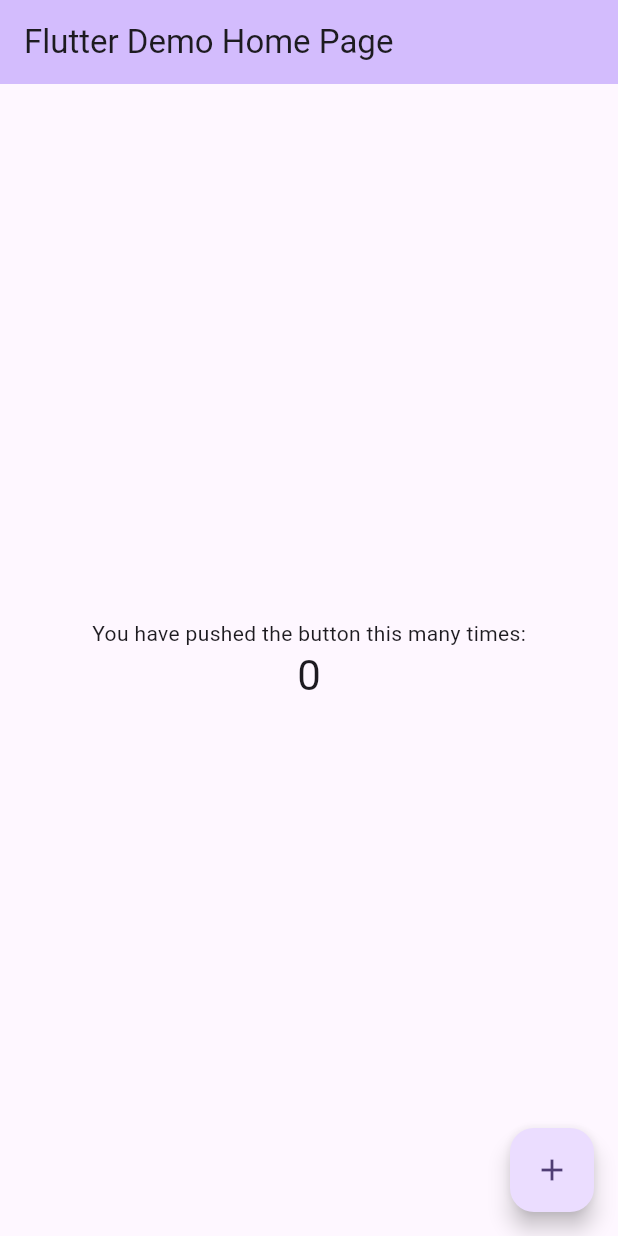
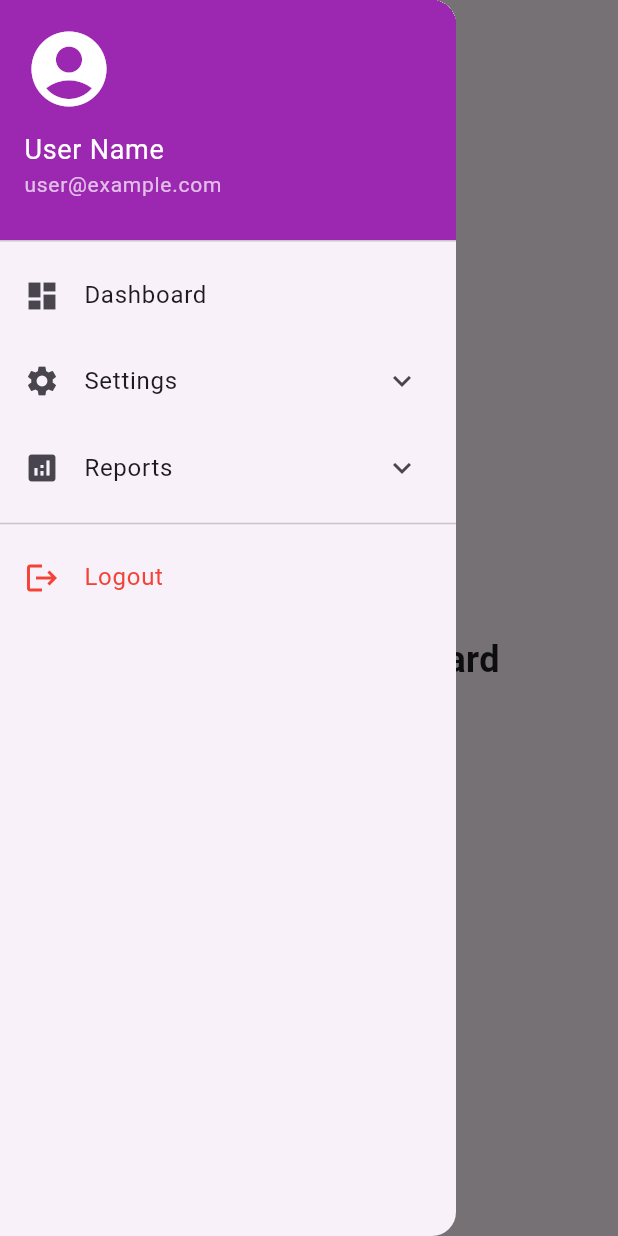
Before and after one commit to kvnochieng52/warehouse-app, a Flutter app: the screen it shows after launch, with the side drawer open (before the commit the screen has no drawer), on a phone screen of 412 x 824 dp. Run offline on Flutter 3.47's test engine with Material 3 defaults, Android fonts, the phone set to English and light mode, and no system bars.

Commit message:
bsaic structure complete

```diff
--- /dev/null
+++ b/lib/dashboard/dashboard_page.dart
@@ -0,0 +1,117 @@
+import 'package:flutter/material.dart';
+
+class DashboardPage extends StatefulWidget {
+  @override
+  _DashboardPageState createState() => _DashboardPageState();
+}
+
+class _DashboardPageState extends State<DashboardPage> {
+  String _selectedPage = "Dashboard";
+
+  @override
+  Widget build(BuildContext context) {
+    return Scaffold(
+      appBar: AppBar(
+        title: Text(_selectedPage),
+      ),
+      drawer: Drawer(
+        child: ListView(
+          padding: EdgeInsets.zero,
+          children: [
+            DrawerHeader(
+              decoration: BoxDecoration(color: Colors.purple),
+              child: Column(
+                crossAxisAlignment: CrossAxisAlignment.start,
+                children: [
+                  Icon(Icons.account_circle, size: 60, color: Colors.white),
+                  SizedBox(height: 10),
+                  Text('User Name',
+                      style: TextStyle(color: Colors.white, fontSize: 18)),
+                  Text('user@example.com',
+                      style: TextStyle(color: Colors.white70, fontSize: 14)),
+                ],
+              ),
+            ),
+            ListTile(
+              leading: Icon(Icons.dashboard),
+              title: Text('Dashboard'),
+              onTap: () {
+                setState(() {
+                  _selectedPage = "Dashboard";
+                });
+                Navigator.pop(context);
+              },
+            ),
+            ExpansionTile(
+              leading: Icon(Icons.settings),
+              title: Text("Settings"),
+              children: [
+                ListTile(
+                  leading: Icon(Icons.security),
+                  title: Text("Security"),
+                  onTap: () {
+                    setState(() {
+                      _selectedPage = "Security Settings";
+                    });
+                    Navigator.pop(context);
+                  },
+                ),
+                ListTile(
+                  leading: Icon(Icons.account_circle),
+                  title: Text("Profile"),
+                  onTap: () {
+                    setState(() {
+                      _selectedPage = "Profile Settings";
+                    });
+                    Navigator.pop(context);
+                  },
+                ),
+              ],
+            ),
+            ExpansionTile(
+              leading: Icon(Icons.analytics),
+              title: Text("Reports"),
+              children: [
+                ListTile(
+                  leading: Icon(Icons.pie_chart),
+                  title: Text("Sales Report"),
+                  onTap: () {
+                    setState(() {
+                      _selectedPage = "Sales Report";
+                    });
+                    Navigator.pop(context);
+                  },
+                ),
+                ListTile(
+                  leading: Icon(Icons.bar_chart),
+                  title: Text("User Report"),
+                  onTap: () {
+                    setState(() {
+                      _selectedPage = "User Report";
+                    });
+                    Navigator.pop(context);
+                  },
+                ),
+              ],
+            ),
+            Divider(),
+            ListTile(
+              leading: Icon(Icons.logout, color: Colors.red),
+              title: Text("Logout", style: TextStyle(color: Colors.red)),
+              onTap: () {
+                // Handle logout action
+                Navigator.pop(context);
+              },
+            ),
+          ],
+        ),
+      ),
+      body: Center(
+        child: Text(
+          'Welcome to $_selectedPage',
+          style: TextStyle(fontSize: 24, fontWeight: FontWeight.bold),
+        ),
+      ),
+    );
+  }
+}
--- a/lib/main.dart
+++ b/lib/main.dart
@@ -1,4 +1,5 @@
 import 'package:flutter/material.dart';
+import 'package:warehouse_app/dashboard/dashboard_page.dart';
 
 void main() {
   runApp(const MyApp());
@@ -31,7 +32,7 @@
         colorScheme: ColorScheme.fromSeed(seedColor: Colors.deepPurple),
         useMaterial3: true,
       ),
-      home: const MyHomePage(title: 'Flutter Demo Home Page'),
+      home: DashboardPage(),
     );
   }
 }
```
Also changed, not shown: lib/login/login_page.dart (added, +83 -0 lines).
